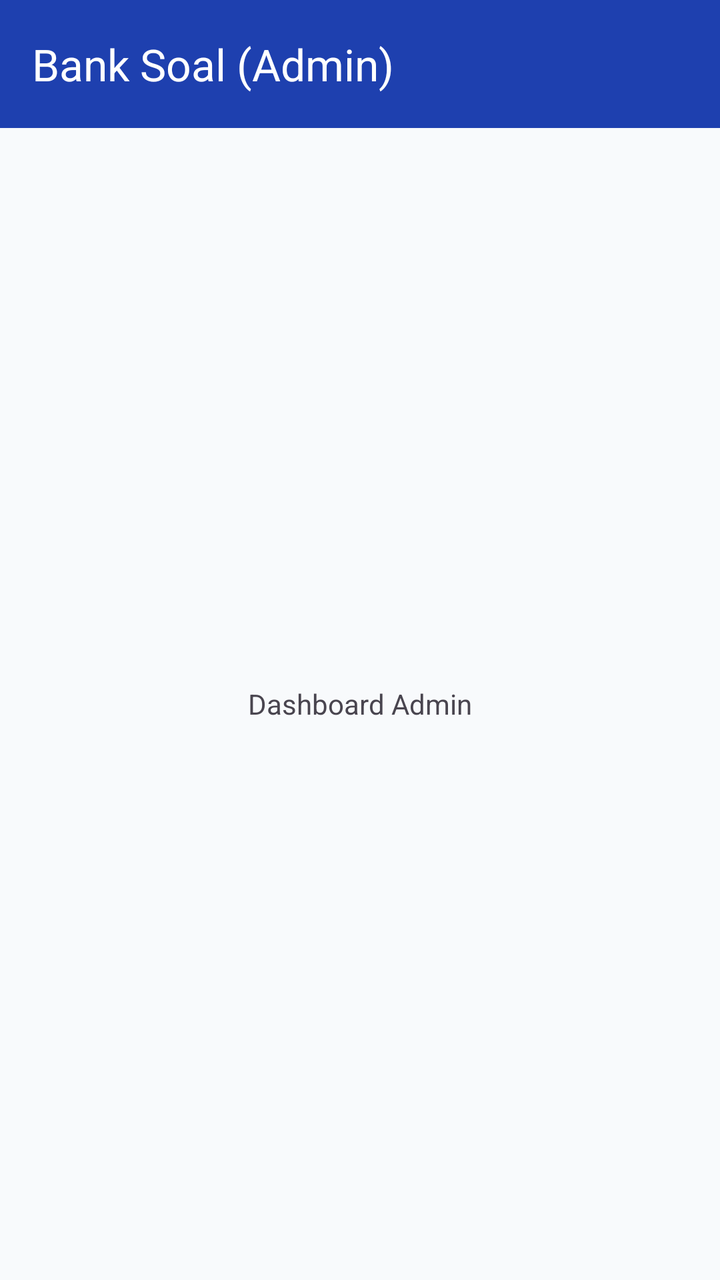
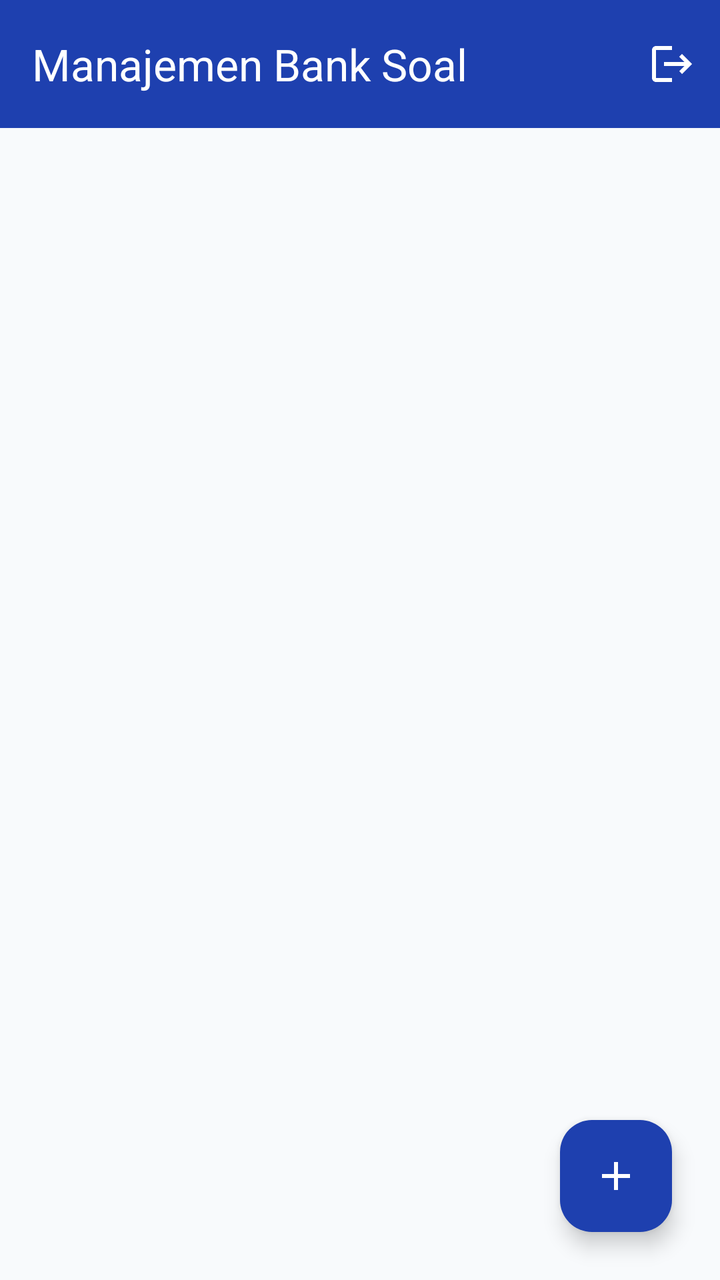

Before-and-after screenshots of an Android layout around one commit, followed by the original layout XML and the change that was made.
<!-- AndroidManifest.xml: application theme Theme._38_karhutla -->
<!-- res/layout/activity_admin.xml -->
<?xml version="1.0" encoding="utf-8"?>
<androidx.coordinatorlayout.widget.CoordinatorLayout xmlns:android="http://schemas.android.com/apk/res/android"
    xmlns:app="http://schemas.android.com/apk/res-auto"
    android:layout_width="match_parent"
    android:layout_height="match_parent">

    <com.google.android.material.appbar.AppBarLayout
        android:layout_width="match_parent"
        android:layout_height="wrap_content">

        <com.google.android.material.appbar.MaterialToolbar
            android:id="@+id/toolbarAdmin"
            android:layout_width="match_parent"
            android:layout_height="?attr/actionBarSize"
            app:title="Bank Soal (Admin)"
            app:titleTextColor="?attr/colorOnPrimary"
            android:background="?attr/colorPrimary" />
    </com.google.android.material.appbar.AppBarLayout>

    <FrameLayout
        android:id="@+id/containerAdmin"
        android:layout_width="match_parent"
        android:layout_height="match_parent"
        app:layout_behavior="@string/appbar_scrolling_view_behavior">

        <TextView
            android:layout_width="wrap_content"
            android:layout_height="wrap_content"
            android:layout_gravity="center"
            android:text="Dashboard Admin" />
    </FrameLayout>

</androidx.coordinatorlayout.widget.CoordinatorLayout>
<!-- resources referenced by this layout -->
<resources>
  <style name="Theme._38_karhutla" parent="Base.Theme._38_karhutla" />
  <style name="Base.Theme._38_karhutla" parent="Theme.Material3.DayNight.NoActionBar">
          <item name="colorPrimary">@color/md_theme_light_primary</item>
          <item name="colorOnPrimary">@color/md_theme_light_onPrimary</item>
          <item name="colorPrimaryContainer">@color/md_theme_light_primaryContainer</item>
          <item name="colorOnPrimaryContainer">@color/md_theme_light_onPrimaryContainer</item>
          <item name="colorSecondary">@color/md_theme_light_secondary</item>
          <item name="colorOnSecondary">@color/md_theme_light_onSecondary</item>
          <item name="colorSecondaryContainer">@color/md_theme_light_secondaryContainer</item>
          <item name="colorOnSecondaryContainer">@color/md_theme_light_onSecondaryContainer</item>
          <item name="colorTertiary">@color/md_theme_light_tertiary</item>
          <item name="colorOnTertiary">@color/md_theme_light_onTertiary</item>
          <item name="colorTertiaryContainer">@color/md_theme_light_tertiaryContainer</item>
          <item name="colorOnTertiaryContainer">@color/md_theme_light_onTertiaryContainer</item>
          <item name="colorError">@color/md_theme_light_error</item>
          <item name="colorOnError">@color/md_theme_light_onError</item>
          <item name="colorErrorContainer">@color/md_theme_light_errorContainer</item>
          <item name="colorOnErrorContainer">@color/md_theme_light_onErrorContainer</item>
          <item name="android:colorBackground">@color/md_theme_light_background</item>
          <item name="colorOnBackground">@color/md_theme_light_onBackground</item>
          <item name="colorSurface">@color/md_theme_light_surface</item>
          <item name="colorOnSurface">@color/md_theme_light_onSurface</item>
          <item name="colorSurfaceVariant">@color/md_theme_light_surfaceVariant</item>
          <item name="colorOnSurfaceVariant">@color/md_theme_light_onSurfaceVariant</item>
          <item name="colorOutline">@color/md_theme_light_outline</item>
      </style>
  <color name="md_theme_light_primary">#1E40AF</color>
  <color name="md_theme_light_onPrimary">#FFFFFF</color>
  <color name="md_theme_light_primaryContainer">#DBEAFE</color>
  <color name="md_theme_light_onPrimaryContainer">#1E3A8A</color>
  <color name="md_theme_light_secondary">#475569</color>
  <color name="md_theme_light_onSecondary">#FFFFFF</color>
  <color name="md_theme_light_secondaryContainer">#E2E8F0</color>
  <color name="md_theme_light_onSecondaryContainer">#1E293B</color>
  <color name="md_theme_light_tertiary">#0D9488</color>
  <color name="md_theme_light_onTertiary">#FFFFFF</color>
  <color name="md_theme_light_tertiaryContainer">#CCFBF1</color>
  <color name="md_theme_light_onTertiaryContainer">#115E59</color>
  <color name="md_theme_light_error">#BA1A1A</color>
  <color name="md_theme_light_onError">#FFFFFF</color>
  <color name="md_theme_light_errorContainer">#FFDAD6</color>
  <color name="md_theme_light_onErrorContainer">#410002</color>
  <color name="md_theme_light_background">#F8FAFC</color>
  <color name="md_theme_light_onBackground">#0F172A</color>
  <color name="md_theme_light_surface">#FFFFFF</color>
  <color name="md_theme_light_onSurface">#0F172A</color>
  <color name="md_theme_light_surfaceVariant">#E2E8F0</color>
  <color name="md_theme_light_onSurfaceVariant">#475569</color>
  <color name="md_theme_light_outline">#94A3B8</color>
</resources>

<!-- the commit's change to res/layout/activity_admin.xml (unified diff, before → after) -->
@@ -2,7 +2,8 @@
 <androidx.coordinatorlayout.widget.CoordinatorLayout xmlns:android="http://schemas.android.com/apk/res/android"
     xmlns:app="http://schemas.android.com/apk/res-auto"
     android:layout_width="match_parent"
-    android:layout_height="match_parent">
+    android:layout_height="match_parent"
+    android:background="?android:attr/colorBackground">
 
     <com.google.android.material.appbar.AppBarLayout
         android:layout_width="match_parent"
@@ -12,22 +13,64 @@
             android:id="@+id/toolbarAdmin"
             android:layout_width="match_parent"
             android:layout_height="?attr/actionBarSize"
-            app:title="Bank Soal (Admin)"
+            android:background="?attr/colorPrimary"
+            app:title="Manajemen Bank Soal"
             app:titleTextColor="?attr/colorOnPrimary"
-            android:background="?attr/colorPrimary" />
+            app:menu="@menu/admin_menu" />
     </com.google.android.material.appbar.AppBarLayout>
 
-    <FrameLayout
-        android:id="@+id/containerAdmin"
+    <androidx.constraintlayout.widget.ConstraintLayout
         android:layout_width="match_parent"
         android:layout_height="match_parent"
         app:layout_behavior="@string/appbar_scrolling_view_behavior">
 
-        <TextView
+        <ProgressBar
+            android:id="@+id/progressBarAdmin"
             android:layout_width="wrap_content"
             android:layout_height="wrap_content"
-            android:layout_gravity="center"
-            android:text="Dashboard Admin" />
-    </FrameLayout>
+            android:visibility="gone"
+            app:layout_constraintBottom_toBottomOf="parent"
+            app:layout_constraintEnd_toEndOf="parent"
+            app:layout_constraintStart_toStartOf="parent"
+            app:layout_constraintTop_toTopOf="parent" />
+
+        <TextView
+            android:id="@+id/txtEmptyAdmin"
+            android:layout_width="wrap_content"
+            android:layout_height="wrap_content"
+            android:text="Belum ada bank soal tersedia.\nTekan tombol + untuk menambahkan soal baru."
+            android:textAlignment="center"
+            android:textAppearance="@style/TextAppearance.Material3.BodyMedium"
+            android:textColor="?attr/colorOnSurfaceVariant"
+            android:visibility="gone"
+            app:layout_constraintBottom_toBottomOf="parent"
+            app:layout_constraintEnd_toEndOf="parent"
+            app:layout_constraintStart_toStartOf="parent"
+            app:layout_constraintTop_toTopOf="parent" />
+
+        <androidx.recyclerview.widget.RecyclerView
+            android:id="@+id/rvAdminQuestions"
+            android:layout_width="0dp"
+            android:layout_height="0dp"
+            android:clipToPadding="false"
+            android:paddingVertical="8dp"
+            app:layout_constraintBottom_toBottomOf="parent"
+            app:layout_constraintEnd_toEndOf="parent"
+            app:layout_constraintStart_toStartOf="parent"
+            app:layout_constraintTop_toTopOf="parent" />
+
+    </androidx.constraintlayout.widget.ConstraintLayout>
+
+    
+    <com.google.android.material.floatingactionbutton.FloatingActionButton
+        android:id="@+id/fabAddQuestion"
+        android:layout_width="wrap_content"
+        android:layout_height="wrap_content"
+        android:layout_gravity="bottom|end"
+        android:layout_margin="24dp"
+        android:contentDescription="Tambah Soal Baru"
+        android:src="@drawable/ic_add"
+        app:tint="?attr/colorOnPrimary"
+        app:backgroundTint="?attr/colorPrimary" />
 
 </androidx.coordinatorlayout.widget.CoordinatorLayout>
<!-- resource entries referenced after the edit -->
@@ -1,5 +1,15 @@
 <!-- resources referenced by this layout -->
 <resources>
+  <!-- drawable ic_add (drawable) -->
+  <vector xmlns:android="http://schemas.android.com/apk/res/android"
+      android:width="24dp"
+      android:height="24dp"
+      android:viewportWidth="24"
+      android:viewportHeight="24">
+    <path
+        android:fillColor="?attr/colorOnPrimary"
+        android:pathData="M19,13h-6v6h-2v-6H5v-2h6V5h2v6h6v2z"/>
+  </vector>
   <style name="Theme._38_karhutla" parent="Base.Theme._38_karhutla" />
   <style name="Base.Theme._38_karhutla" parent="Theme.Material3.DayNight.NoActionBar">
           <item name="colorPrimary">@color/md_theme_light_primary</item>
